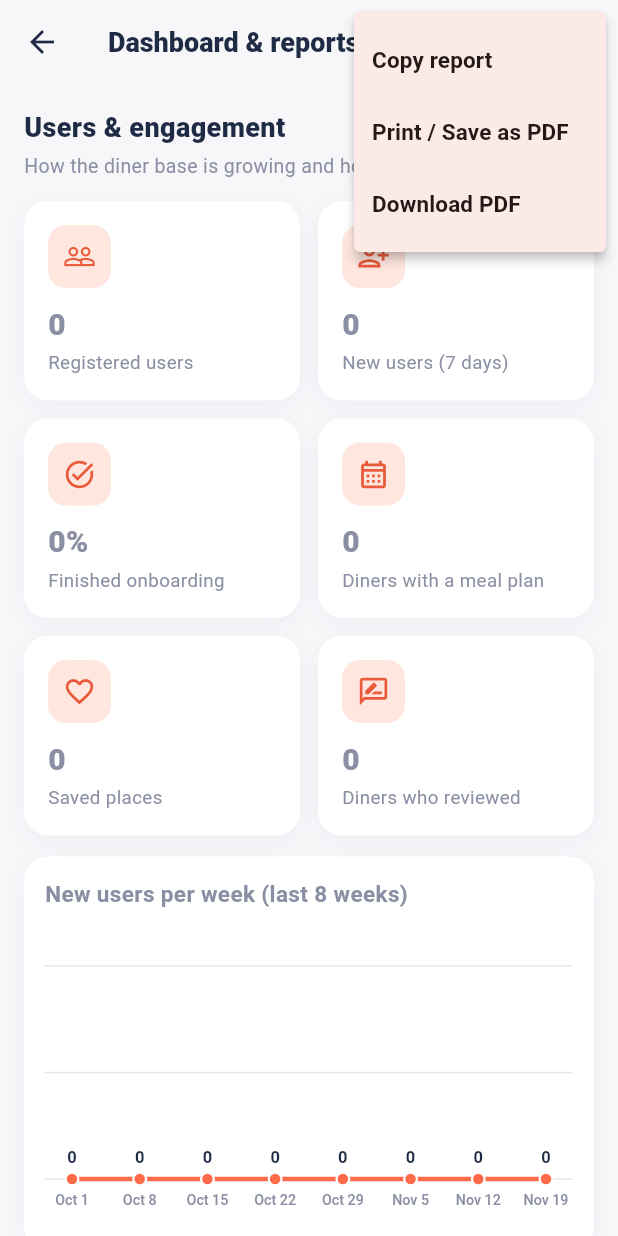
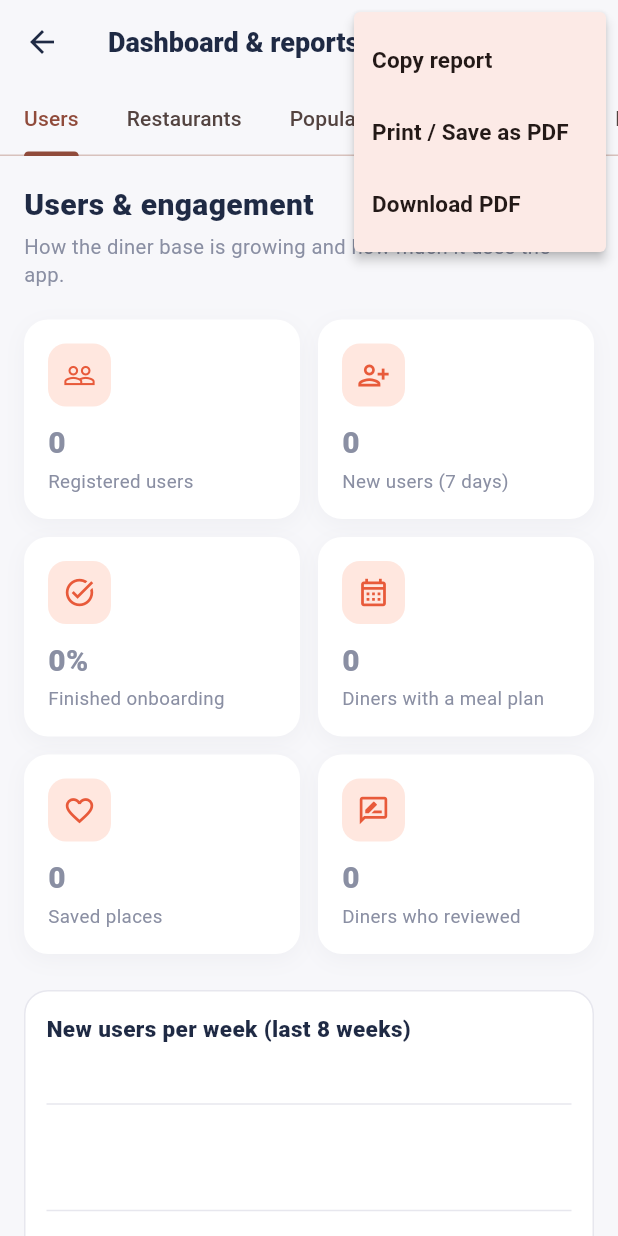
Before and after one commit to nickcomia/sarap_app, a Flutter app: the AdminDashboardScreen screen opened directly, after a tap on the "more vert" icon, on a phone screen of 412 x 824 dp. Run offline on Flutter 3.47's test engine with Material 3 defaults, Android fonts, the phone set to English and light mode, and no system bars; our stand-ins replace cached_network_image, cloud_firestore, file_picker, firebase_auth, firebase_core, firebase_messaging and 11 more; missing offline and left inert: dart:js_interop, firebase_app_check; accounts and stored records are empty.

Commit message:
fixed the display

```diff
--- a/lib/screens/admin/admin_dashboard_screen.dart
+++ b/lib/screens/admin/admin_dashboard_screen.dart
@@ -705,13 +705,23 @@ class _AdminDashboardScreenState extends State<AdminDashboardScreen> {
   // Screen
   // ---------------------------------------------------------------
 
+  static const _tabNames = [
+    'Users',
+    'Restaurants',
+    'Popularity',
+    'Diner demand',
+    'Moderation',
+    'Insights',
+  ];
+
   @override
   Widget build(BuildContext context) {
     final s = _stats;
     final phone = MediaQuery.of(context).size.width < 600;
-    final pad = phone ? 16.0 : 24.0;
 
-    return Scaffold(
+    return DefaultTabController(
+      length: _tabNames.length,
+      child: Scaffold(
         appBar: AppBar(
           title: const Text('Dashboard & reports'),
           actions: [
@@ -749,11 +759,19 @@ class _AdminDashboardScreenState extends State<AdminDashboardScreen> {
                 },
                 itemBuilder: (_) => const [
                   PopupMenuItem(value: 'copy', child: Text('Copy report')),
-                PopupMenuItem(value: 'print', child: Text('Print / Save as PDF')),
+                  PopupMenuItem(
+                      value: 'print', child: Text('Print / Save as PDF')),
                   PopupMenuItem(value: 'pdf', child: Text('Download PDF')),
                 ],
               ),
           ],
+          bottom: s == null
+              ? null
+              : TabBar(
+                  isScrollable: true,
+                  tabAlignment: TabAlignment.start,
+                  tabs: [for (final t in _tabNames) Tab(text: t)],
+                ),
         ),
         body: _error != null
             ? Center(
@@ -765,84 +783,136 @@ class _AdminDashboardScreenState extends State<AdminDashboardScreen> {
               )
             : s == null
                 ? const Center(child: CircularProgressIndicator())
-              : Align(
+                : TabBarView(
+                    children: [
+                      for (final g in _groups(s)) _page(_groupView(g)),
+                      _page(_InsightsCard(items: _insights(s))),
+                    ],
+                  ),
+      ),
+    );
+  }
+
+  /// One tab: centered, scrollable, with a comfortable maximum width.
+  Widget _page(Widget child) {
+    final phone = MediaQuery.of(context).size.width < 600;
+    return Align(
       alignment: Alignment.topCenter,
       child: ConstrainedBox(
         constraints: const BoxConstraints(maxWidth: 1000),
         child: ListView(
-                      padding: EdgeInsets.all(pad),
-                      children: [
-                        for (final g in _groups(s)) _groupView(g),
-                        _InsightsCard(items: _insights(s)),
-                      ],
-                    ),
+          padding: EdgeInsets.fromLTRB(
+              phone ? 16 : 24, phone ? 18 : 24, phone ? 16 : 24, 40),
+          children: [child],
         ),
       ),
     );
   }
 
   Widget _groupView(_Group g) {
-    return Padding(
-      padding: const EdgeInsets.only(bottom: 28),
-      child: Column(
+    return Column(
       crossAxisAlignment: CrossAxisAlignment.start,
       children: [
         Text(g.title,
             style: const TextStyle(
-                  fontWeight: FontWeight.w800, fontSize: 18, color: AppColors.navy)),
-          const SizedBox(height: 3),
+                fontWeight: FontWeight.w800, fontSize: 20, color: AppColors.navy)),
+        const SizedBox(height: 4),
         Text(g.subtitle,
-              style: const TextStyle(color: AppColors.muted, fontSize: 13)),
-          const SizedBox(height: 14),
-          LayoutBuilder(builder: (context, c) {
-            // 2 cards per row on phones, 4 on wide screens.
-            final cols = c.maxWidth >= 860 ? 4 : (c.maxWidth >= 560 ? 3 : 2);
-            const gap = 12.0;
-            final w = (c.maxWidth - gap * (cols - 1)) / cols;
-            return Wrap(
-              spacing: gap,
-              runSpacing: gap,
-              children: [
-                for (final k in g.kpis)
-                  SizedBox(
-                    width: w,
-                    child: _StatCard(icon: k.icon, label: k.label, value: k.value),
-                  ),
-              ],
-            );
-          }),
+            style: const TextStyle(color: AppColors.muted, fontSize: 13.5)),
+        const SizedBox(height: 20),
+        LayoutBuilder(builder: (context, c) => _kpiGrid(g.kpis, c.maxWidth)),
         for (final n in g.notes) ...[
           const SizedBox(height: 10),
           Text(n, style: const TextStyle(color: AppColors.muted, fontSize: 12.5)),
         ],
-          const SizedBox(height: 14),
-          LayoutBuilder(builder: (context, c) {
-            final twoCols = c.maxWidth >= 780;
-            const gap = 14.0;
-            final w = twoCols ? (c.maxWidth - gap) / 2 : c.maxWidth;
-            return Wrap(
-              spacing: gap,
-              runSpacing: gap,
+        const SizedBox(height: 24),
+        LayoutBuilder(builder: (context, c) => _chartGrid(g.charts, c.maxWidth)),
+      ],
+    );
+  }
+
+  /// Picks how many number cards go in a row so the last row is never a lone
+  /// orphan card (6 cards become 3 + 3, 8 become 4 + 4).
+  int _kpiCols(int n, double width) {
+    final maxCols = width >= 860 ? 4 : (width >= 560 ? 3 : 2);
+    if (n <= maxCols) return n < 1 ? 1 : n;
+    var best = maxCols;
+    var bestLast = n % maxCols == 0 ? maxCols : n % maxCols;
+    for (var c = maxCols - 1; c >= 2; c--) {
+      final last = n % c == 0 ? c : n % c;
+      if (last > bestLast) {
+        best = c;
+        bestLast = last;
+      }
+    }
+    return best;
+  }
+
+  /// Number cards in even rows; a shorter last row stretches to full width.
+  Widget _kpiGrid(List<_Kpi> kpis, double width) {
+    const gap = 12.0;
+    final cols = _kpiCols(kpis.length, width);
+    final rows = <Widget>[];
+    for (var i = 0; i < kpis.length; i += cols) {
+      final chunk = kpis.skip(i).take(cols).toList();
+      rows.add(Padding(
+        padding: EdgeInsets.only(top: i == 0 ? 0 : gap),
+        child: Row(
           children: [
-                for (final ch in g.charts)
-                  SizedBox(
-                    width: w,
-                    child: ChartCard(
+            for (var j = 0; j < chunk.length; j++) ...[
+              if (j > 0) const SizedBox(width: gap),
+              Expanded(
+                child: _StatCard(
+                    icon: chunk[j].icon,
+                    label: chunk[j].label,
+                    value: chunk[j].value),
+              ),
+            ],
+          ],
+        ),
+      ));
+    }
+    return Column(children: rows);
+  }
+
+  Widget _chartCard(_Chart ch) => ChartCard(
         title: ch.title,
         kind: ch.kind,
         empty: ch.empty,
-                      rows: [
-                        for (final r in ch.rows)
-                          ChartRow(r.label, r.value, r.text)
+        rows: [for (final r in ch.rows) ChartRow(r.label, r.value, r.text)],
+      );
+
+  /// Charts two per row on wide screens, each pair the same height; one per
+  /// row on narrow screens. A lone last chart spans the full width.
+  Widget _chartGrid(List<_Chart> charts, double width) {
+    const gap = 14.0;
+    if (width < 780) {
+      return Column(children: [
+        for (final ch in charts)
+          Padding(
+              padding: const EdgeInsets.only(bottom: gap), child: _chartCard(ch)),
+      ]);
+    }
+    final rows = <Widget>[];
+    for (var i = 0; i < charts.length; i += 2) {
+      final b = i + 1 < charts.length ? charts[i + 1] : null;
+      rows.add(Padding(
+        padding: const EdgeInsets.only(bottom: gap),
+        child: b == null
+            ? _chartCard(charts[i])
+            : IntrinsicHeight(
+                child: Row(
+                  crossAxisAlignment: CrossAxisAlignment.stretch,
+                  children: [
+                    Expanded(child: _chartCard(charts[i])),
+                    const SizedBox(width: gap),
+                    Expanded(child: _chartCard(b)),
                   ],
                 ),
               ),
-              ],
-            );
-          }),
-        ],
-      ),
-    );
+      ));
+    }
+    return Column(children: rows);
   }
 }
 
--- a/lib/screens/admin/admin_home_screen.dart
+++ b/lib/screens/admin/admin_home_screen.dart
@@ -392,16 +392,36 @@ class _OverviewPageState extends State<_OverviewPage> {
         return ChartRow(m['name'].toString(), c, '$c');
       }).toList();
 
-  /// Two charts per row on wide screens, one per row on narrow ones.
+  /// Two charts per row on wide screens (each pair the same height), one per
+  /// row on narrow ones.
   Widget _grid(List<Widget> items) => LayoutBuilder(builder: (context, c) {
-        final two = c.maxWidth >= 780;
         const gap = 14.0;
-        final w = two ? (c.maxWidth - gap) / 2 : c.maxWidth;
-        return Wrap(
-          spacing: gap,
-          runSpacing: gap,
-          children: [for (final i in items) SizedBox(width: w, child: i)],
-        );
+        if (c.maxWidth < 780) {
+          return Column(children: [
+            for (final i in items)
+              Padding(padding: const EdgeInsets.only(bottom: gap), child: i)
+          ]);
+        }
+        final rows = <Widget>[];
+        for (var i = 0; i < items.length; i += 2) {
+          final b = i + 1 < items.length ? items[i + 1] : null;
+          rows.add(Padding(
+            padding: const EdgeInsets.only(bottom: gap),
+            child: b == null
+                ? items[i]
+                : IntrinsicHeight(
+                    child: Row(
+                      crossAxisAlignment: CrossAxisAlignment.stretch,
+                      children: [
+                        Expanded(child: items[i]),
+                        const SizedBox(width: gap),
+                        Expanded(child: b),
+                      ],
+                    ),
+                  ),
+          ));
+        }
+        return Column(children: rows);
       });
 
   @override
--- a/lib/screens/admin/analytics_charts.dart
+++ b/lib/screens/admin/analytics_charts.dart
@@ -51,7 +51,7 @@ class ChartCard extends StatelessWidget {
     } else {
       switch (kind) {
         case ChartKind.bars:
-          body = _Bars(rows: rows, phone: phone);
+          body = _Bars(rows: rows.take(6).toList(), phone: phone);
           break;
         case ChartKind.columns:
           body = SizedBox(
@@ -78,14 +78,17 @@ class ChartCard extends StatelessWidget {
       decoration: BoxDecoration(
         color: AppColors.card,
         borderRadius: BorderRadius.circular(16),
-        boxShadow: AppShadows.soft,
+        border: Border.all(color: AppColors.border),
       ),
       child: Column(
         crossAxisAlignment: CrossAxisAlignment.start,
         children: [
           Text(title,
-              style: const TextStyle(fontWeight: FontWeight.w700, fontSize: 15)),
-          const SizedBox(height: 14),
+              style: const TextStyle(
+                  fontWeight: FontWeight.w800,
+                  fontSize: 15,
+                  color: AppColors.navy)),
+          const SizedBox(height: 16),
           body,
         ],
       ),
@@ -204,7 +207,7 @@ class _ColumnsPainter extends CustomPainter {
         topLeft: const Radius.circular(6),
         topRight: const Radius.circular(6),
       );
-      canvas.drawRRect(rect, Paint()..color = _palette[i % 2 == 0 ? 0 : 1]);
+      canvas.drawRRect(rect, Paint()..color = _palette[0]);
       _drawText(canvas, r.text, slot * i + slot / 2, top + chartH - h - 2,
           size: 11,
           color: AppColors.navy,
@@ -316,8 +319,8 @@ class _Donut extends StatelessWidget {
     final total = slices.fold<double>(0, (a, r) => a + r.value.toDouble());
 
     final ring = SizedBox(
-      width: 150,
-      height: 150,
+      width: 130,
+      height: 130,
       child: CustomPaint(painter: _DonutPainter(slices, total)),
     );
 
@@ -352,15 +355,10 @@ class _Donut extends StatelessWidget {
       ],
     );
 
-    return LayoutBuilder(builder: (context, c) {
-      if (c.maxWidth >= 380) {
-        return Row(
-          crossAxisAlignment: CrossAxisAlignment.center,
-          children: [ring, const SizedBox(width: 18), Expanded(child: legend)],
-        );
-      }
-      return Column(children: [ring, const SizedBox(height: 14), legend]);
-    });
+    return Row(
+      crossAxisAlignment: CrossAxisAlignment.center,
+      children: [ring, const SizedBox(width: 18), Expanded(child: legend)],
+    );
   }
 }
 
@@ -371,7 +369,7 @@ class _DonutPainter extends CustomPainter {
 
   @override
   void paint(Canvas canvas, Size size) {
-    const stroke = 26.0;
+    const stroke = 22.0;
     final center = Offset(size.width / 2, size.height / 2);
     final radius = math.min(size.width, size.height) / 2 - stroke / 2;
     final rect = Rect.fromCircle(center: center, radius: radius);
```
Lines whose indentation alone changed are shown as unchanged.
